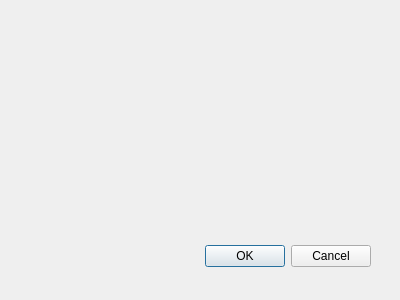
Before: the Qt Designer form Environment_IOT/register.ui in MirLMY/Graduation_project, drawn with Qt 5.
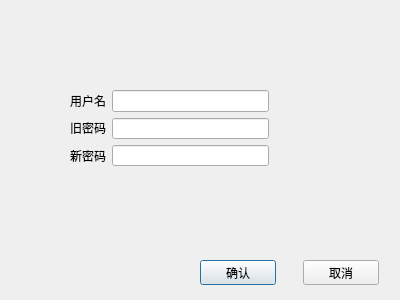
After: the same form once the commit is applied.

Commit message: 修改好了修改密码界面，增加了注册用户，还没来得及增加UI界面

The edit to the form file:
```diff
--- a/Environment_IOT/register.ui
+++ b/Environment_IOT/register.ui
@@ -15,21 +15,84 @@
   <property name="windowTitle">
    <string>Dialog</string>
   </property>
-  <widget class="QDialogButtonBox" name="buttonBox">
+  <widget class="QWidget" name="">
    <property name="geometry">
     <rect>
-     <x>30</x>
-     <y>240</y>
-     <width>341</width>
-     <height>32</height>
+     <x>70</x>
+     <y>90</y>
+     <width>199</width>
+     <height>76</height>
     </rect>
    </property>
-   <property name="orientation">
-    <enum>Qt::Horizontal</enum>
+   <layout class="QHBoxLayout" name="horizontalLayout">
+    <item>
+     <layout class="QVBoxLayout" name="verticalLayout">
+      <item>
+       <widget class="QLabel" name="user_label">
+        <property name="text">
+         <string>用户名</string>
+        </property>
+       </widget>
+      </item>
+      <item>
+       <widget class="QLabel" name="oldPassword_label">
+        <property name="text">
+         <string>旧密码</string>
+        </property>
+       </widget>
+      </item>
+      <item>
+       <widget class="QLabel" name="newPassword_label">
+        <property name="text">
+         <string>新密码</string>
+        </property>
+       </widget>
+      </item>
+     </layout>
+    </item>
+    <item>
+     <layout class="QVBoxLayout" name="verticalLayout_2">
+      <item>
+       <widget class="QLineEdit" name="user_Edit"/>
+      </item>
+      <item>
+       <widget class="QLineEdit" name="oldPasswordEdit"/>
+      </item>
+      <item>
+       <widget class="QLineEdit" name="newPassword_lineEdit"/>
+      </item>
+     </layout>
+    </item>
+   </layout>
+  </widget>
+  <widget class="QWidget" name="">
+   <property name="geometry">
+    <rect>
+     <x>200</x>
+     <y>260</y>
+     <width>179</width>
+     <height>25</height>
+    </rect>
    </property>
-   <property name="standardButtons">
-    <set>QDialogButtonBox::Cancel|QDialogButtonBox::Ok</set>
-   </property>
+   <layout class="QHBoxLayout" name="horizontalLayout_2">
+    <property name="spacing">
+     <number>27</number>
+    </property>
+    <item>
+     <widget class="QPushButton" name="pushButton">
+      <property name="text">
+       <string>确认</string>
+      </property>
+     </widget>
+    </item>
+    <item>
+     <widget class="QPushButton" name="pushButton_2">
+      <property name="text">
+       <string>取消</string>
+      </property>
+     </widget>
+    </item>
+   </layout>
   </widget>
  </widget>
  <pixmapfunction/>
```
Left out of the diff: 44 changed lines with no effect on the pictures. The commit also changes 22 other files.
